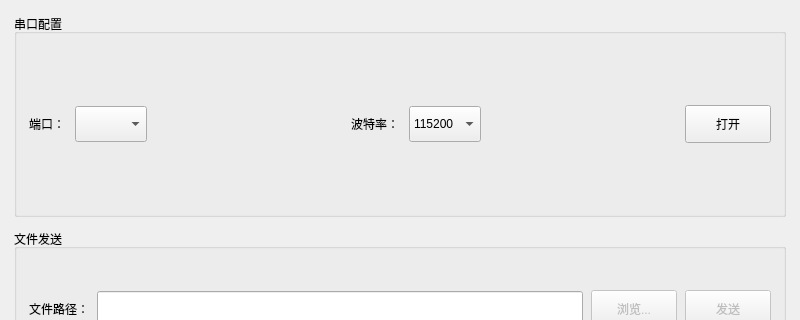
Qt form src/ui/widget.ui (luhuadong/WhYModem) before a commit; both pictures show x 0 to 800 and y 0 to 320 of the 800 by 660 pixel window.
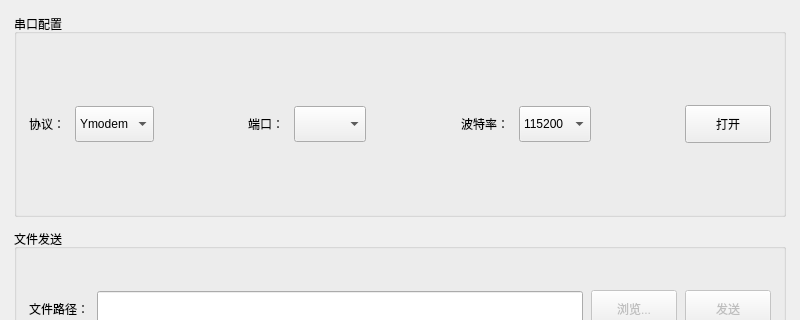
The same form after that commit.

Commit message: feat: add protocol box

The edit to the form file:
```diff
--- a/src/ui/widget.ui
+++ b/src/ui/widget.ui
@@ -69,6 +69,44 @@
       <property name="bottomMargin">
        <number>12</number>
       </property>
+      <item>
+       <widget class="QLabel" name="label_7">
+        <property name="text">
+         <string>协议：</string>
+        </property>
+       </widget>
+      </item>
+      <item>
+       <widget class="QComboBox" name="protocol">
+        <property name="currentText">
+         <string>Ymodem</string>
+        </property>
+        <property name="currentIndex">
+         <number>0</number>
+        </property>
+        <property name="maxVisibleItems">
+         <number>8</number>
+        </property>
+        <item>
+         <property name="text">
+          <string>Ymodem</string>
+         </property>
+        </item>
+       </widget>
+      </item>
+      <item>
+       <spacer name="horizontalSpacer">
+        <property name="orientation">
+         <enum>Qt::Horizontal</enum>
+        </property>
+        <property name="sizeHint" stdset="0">
+         <size>
+          <width>40</width>
+          <height>20</height>
+         </size>
+        </property>
+       </spacer>
+      </item>
       <item>
        <widget class="QLabel" name="label">
         <property name="text">
@@ -84,7 +122,7 @@
        </widget>
       </item>
       <item>
-       <spacer name="horizontalSpacer">
+       <spacer name="horizontalSpacer_3">
         <property name="orientation">
          <enum>Qt::Horizontal</enum>
         </property>
```
The commit also changes 1 other file.
